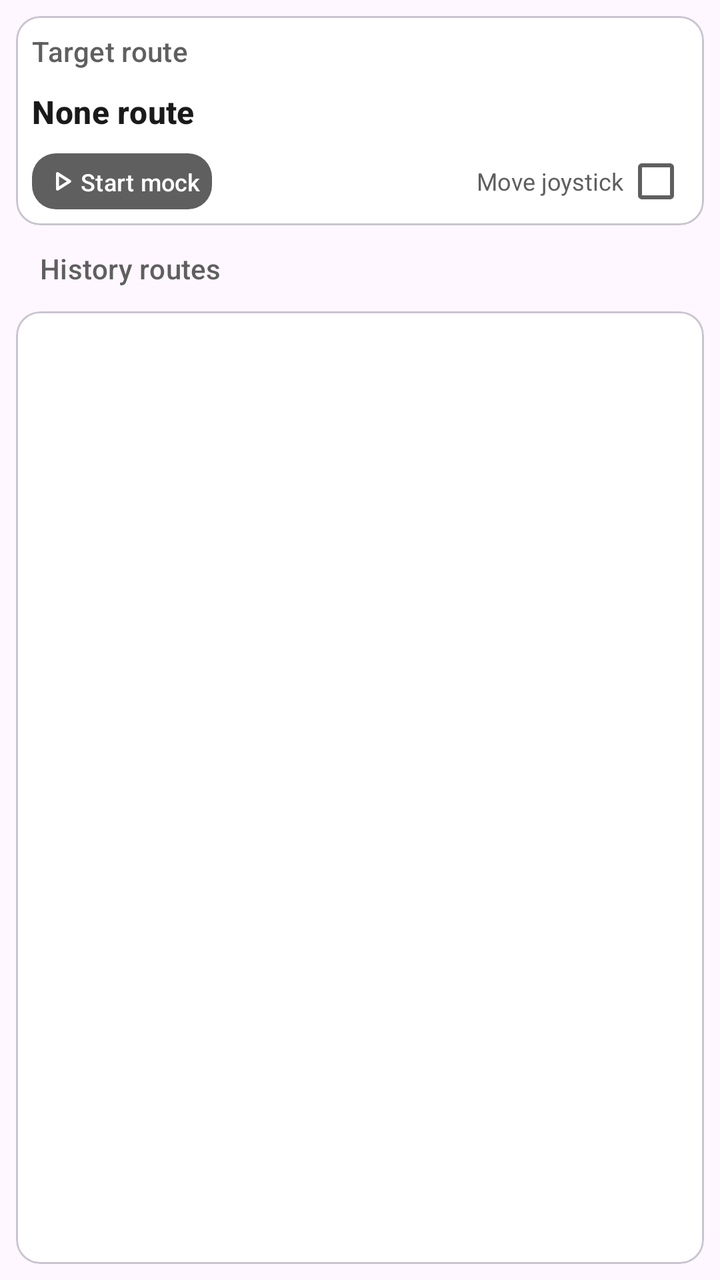
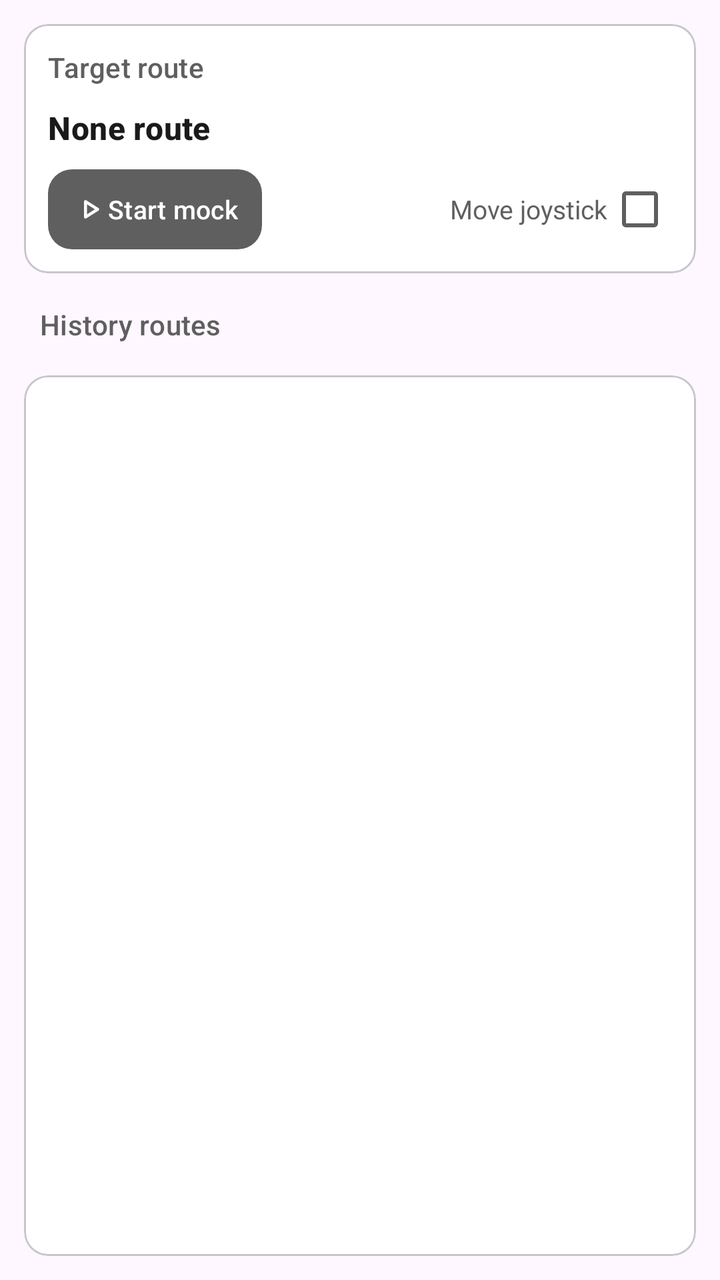

An Android layout rendered at two revisions. The XML below is the earlier revision; the diff shows what the commit changed to produce the second picture.
<!-- AndroidManifest.xml: application theme AppTheme -->
<!-- res/layout/fragment_route_mock.xml -->
<?xml version="1.0" encoding="utf-8"?>
<androidx.coordinatorlayout.widget.CoordinatorLayout xmlns:android="http://schemas.android.com/apk/res/android"
    xmlns:app="http://schemas.android.com/apk/res-auto"
    xmlns:tools="http://schemas.android.com/tools"
    android:layout_width="match_parent"
    android:layout_height="match_parent"
    tools:context=".ui.mock.MockFragment">

    <LinearLayout
        android:layout_width="match_parent"
        android:layout_height="match_parent"
        android:orientation="vertical">

        <com.google.android.material.card.MaterialCardView
            android:id="@+id/mock_location_card"
            android:layout_width="match_parent"
            android:layout_height="wrap_content"
            app:cardCornerRadius="12dp"
            android:layout_margin="8dp"
            app:cardPreventCornerOverlap="false"
            app:contentPadding="8dp">

            <LinearLayout
                android:layout_width="match_parent"
                android:layout_height="wrap_content"
                android:orientation="vertical">

                <TextView
                    android:layout_width="match_parent"
                    android:layout_height="wrap_content"
                    android:textColor="?attr/colorOnSurfaceVariant"
                    android:textAppearance="@style/TextAppearance.Material3.TitleSmall"
                    android:text="@string/target_route"/>

                <LinearLayout
                    android:layout_width="match_parent"
                    android:layout_height="wrap_content"
                    android:layout_marginTop="10dp"
                    android:layout_marginBottom="10dp"
                    android:orientation="vertical">

                    <TextView
                        android:id="@+id/mock_route_name"
                        android:layout_width="match_parent"
                        android:layout_height="wrap_content"
                        android:text="@string/none_route"
                        android:textAppearance="@style/TextAppearance.Material3.TitleMedium"
                        android:textColor="?attr/colorOnSurface"
                        android:textStyle="bold" />
                </LinearLayout>

                <LinearLayout
                    android:layout_width="match_parent"
                    android:layout_height="wrap_content"
                    android:baselineAligned="false"
                    android:orientation="horizontal">

                    <LinearLayout
                        android:layout_width="0dp"
                        android:layout_height="wrap_content"
                        android:layout_weight="1">

                        <com.google.android.material.button.MaterialButton
                            android:id="@+id/switch_mock"
                            android:layout_width="wrap_content"
                            android:layout_height="28dp"
                            android:textColor="?attr/colorOnPrimary"
                            android:text="@string/start_mock"
                            style="@style/Widget.Material3.Button"
                            android:insetRight="0dp"
                            android:insetLeft="0dp"
                            android:insetTop="0dp"
                            android:insetBottom="0dp"
                            android:textSize="12sp"
                            app:icon="@drawable/rounded_play_arrow_24"
                            app:iconGravity="textStart"
                            app:iconPadding="0dp"
                            android:padding="6dp"
                            app:iconTint="?attr/colorOnPrimary"
                            app:cornerRadius="12dp"/>

                    </LinearLayout>

                    <LinearLayout
                        android:layout_width="0dp"
                        android:layout_weight="1"
                        android:layout_height="match_parent"
                        android:gravity="end|center">

                        <CheckedTextView
                            android:id="@+id/rocker"
                            android:layout_width="wrap_content"
                            android:layout_height="wrap_content"
                            android:checkMark="?android:attr/listChoiceIndicatorMultiple"
                            android:checkMarkTint="?attr/colorOnSurfaceVariant"
                            android:checked="false"
                            android:gravity="center"
                            android:text="@string/rocker"
                            android:textColor="?attr/colorOnSurfaceVariant"
                            android:textSize="12sp" />
                    </LinearLayout>
                </LinearLayout>

            </LinearLayout>
        </com.google.android.material.card.MaterialCardView>

        <TextView
            android:id="@+id/historical_route_label"
            android:layout_width="match_parent"
            android:layout_height="wrap_content"
            android:layout_marginTop="4dp"
            android:layout_marginStart="@dimen/history_label_margin"
            android:layout_marginEnd="@dimen/history_label_margin"
            android:layout_marginBottom="4dp"
            android:textAppearance="@style/TextAppearance.Material3.TitleSmall"
            android:textColor="?attr/colorOnSurfaceVariant"
            android:text="@string/history_route"/>

        <com.google.android.material.card.MaterialCardView
            android:id="@+id/historical_route_card"
            android:layout_width="match_parent"
            android:layout_height="0dp"
            android:layout_weight="1"
            android:minHeight="160dp"
            android:layout_margin="8dp"
            app:cardCornerRadius="12dp"
            app:cardPreventCornerOverlap="false"
            app:contentPadding="8dp">

            <androidx.recyclerview.widget.RecyclerView
                android:id="@+id/historical_route_list"
                android:layout_width="match_parent"
                android:layout_height="match_parent"/>

        </com.google.android.material.card.MaterialCardView>

    </LinearLayout>

    <com.google.android.material.floatingactionbutton.FloatingActionButton
        android:id="@+id/fab_mock_location"
        android:layout_width="wrap_content"
        android:layout_height="wrap_content"
        android:layout_marginBottom="@dimen/fab_margin"
        android:layout_marginEnd="@dimen/fab_margin"
        android:contentDescription="@string/follow_location"
        app:srcCompat="@drawable/sharp_location_off_24"
        android:backgroundTint="?attr/colorPrimaryContainer"
        android:tint="?attr/colorOnPrimaryContainer"
        app:fabSize="auto"
        android:visibility="gone"
        android:layout_gravity="bottom|end"
        app:shapeAppearanceOverlay="@style/PortalFabCircularOverlay"/>


</androidx.coordinatorlayout.widget.CoordinatorLayout>
<!-- resources referenced by this layout -->
<resources>
  <dimen name="fab_margin">16dp</dimen>
  <dimen name="history_label_margin">20dp</dimen>
  <!-- drawable rounded_play_arrow_24 (drawable) -->
  <vector xmlns:android="http://schemas.android.com/apk/res/android" android:autoMirrored="true" android:height="24dp" android:tint="?attr/colorOnSurface" android:viewportHeight="960" android:viewportWidth="960" android:width="24dp">
        
      <path android:fillColor="@android:color/white" android:pathData="M320,687L320,273Q320,256 332,244.5Q344,233 360,233Q365,233 370.5,234.5Q376,236 381,239L707,446Q716,452 720.5,461Q725,470 725,480Q725,490 720.5,499Q716,508 707,514L381,721Q376,724 370.5,725.5Q365,727 360,727Q344,727 332,715.5Q320,704 320,687ZM400,480L400,480L400,480L400,480ZM400,614L610,480L400,346L400,614Z"/>
      
  </vector>
  <!-- drawable sharp_location_off_24 (drawable) -->
  <vector xmlns:android="http://schemas.android.com/apk/res/android" android:autoMirrored="true" android:height="24dp" android:tint="?attr/colorOnSurface" android:viewportHeight="24" android:viewportWidth="24" android:width="24dp">
        
      <path android:fillColor="@android:color/white" android:pathData="M3.41,2.86L2,4.27l3.18,3.18C5.07,7.95 5,8.47 5,9c0,5.25 7,13 7,13s1.67,-1.85 3.38,-4.35L18.73,21l1.41,-1.41L3.41,2.86zM12,2c-1.84,0 -3.5,0.71 -4.75,1.86l3.19,3.19c0.43,-0.34 0.97,-0.55 1.56,-0.55 1.38,0 2.5,1.12 2.5,2.5 0,0.59 -0.21,1.13 -0.56,1.56l3.55,3.55C18.37,12.36 19,10.57 19,9c0,-3.87 -3.13,-7 -7,-7z"/>
      
  </vector>
  <string name="follow_location">Follow location</string>
  <string name="history_route">History routes</string>
  <string name="none_route">None route</string>
  <string name="rocker">Move joystick</string>
  <string name="start_mock">Start mock</string>
  <string name="target_route">Target route</string>
  <style name="PortalFabCircularOverlay">
          <item name="cornerFamily">rounded</item>
          <item name="cornerSize">50%</item>
      </style>
  <style name="Portal.SearchViewStyle" parent="Widget.AppCompat.SearchView" />
  <style name="Portal.SliderTheme" parent="Widget.Material3.Slider" />
  <style name="PortalPopupMenuStyle" parent="Widget.Material3.PopupMenu">
          <item name="android:popupAnimationStyle">@style/PortalPopupAnimation</item>
      </style>
  <style name="Portal.SwitchStyle" parent="Widget.Material3.CompoundButton.Switch">
          <item name="useMaterialThemeColors">true</item>
          <item name="trackTint">@color/switch_track_tint</item>
      </style>
  <style name="PortalPopupAnimation">
          <item name="android:windowEnterAnimation">@anim/popup_in_top_end</item>
          <item name="android:windowExitAnimation">@anim/popup_out_top_end</item>
      </style>
  <!-- unchanged entries left out for length: 1 -->
</resources>

<!-- the commit's change to res/layout/fragment_route_mock.xml (unified diff, before → after) -->
@@ -15,10 +15,10 @@
             android:id="@+id/mock_location_card"
             android:layout_width="match_parent"
             android:layout_height="wrap_content"
-            app:cardCornerRadius="12dp"
-            android:layout_margin="8dp"
+            app:cardCornerRadius="@dimen/card_radius"
+            android:layout_margin="@dimen/page_gutter"
             app:cardPreventCornerOverlap="false"
-            app:contentPadding="8dp">
+            app:contentPadding="@dimen/card_padding">
 
             <LinearLayout
                 android:layout_width="match_parent"
@@ -63,7 +63,7 @@
                         <com.google.android.material.button.MaterialButton
                             android:id="@+id/switch_mock"
                             android:layout_width="wrap_content"
-                            android:layout_height="28dp"
+                            android:layout_height="40dp"
                             android:textColor="?attr/colorOnPrimary"
                             android:text="@string/start_mock"
                             style="@style/Widget.Material3.Button"
@@ -71,11 +71,12 @@
                             android:insetLeft="0dp"
                             android:insetTop="0dp"
                             android:insetBottom="0dp"
-                            android:textSize="12sp"
+                            android:textSize="13sp"
                             app:icon="@drawable/rounded_play_arrow_24"
                             app:iconGravity="textStart"
                             app:iconPadding="0dp"
-                            android:padding="6dp"
+                            android:paddingStart="12dp"
+                                android:paddingEnd="12dp"
                             app:iconTint="?attr/colorOnPrimary"
                             app:cornerRadius="12dp"/>
 
@@ -97,7 +98,7 @@
                             android:gravity="center"
                             android:text="@string/rocker"
                             android:textColor="?attr/colorOnSurfaceVariant"
-                            android:textSize="12sp" />
+                            android:textSize="13sp" />
                     </LinearLayout>
                 </LinearLayout>
 
@@ -122,10 +123,10 @@
             android:layout_height="0dp"
             android:layout_weight="1"
             android:minHeight="160dp"
-            android:layout_margin="8dp"
-            app:cardCornerRadius="12dp"
+            android:layout_margin="@dimen/page_gutter"
+            app:cardCornerRadius="@dimen/card_radius"
             app:cardPreventCornerOverlap="false"
-            app:contentPadding="8dp">
+            app:contentPadding="@dimen/card_padding">
 
             <androidx.recyclerview.widget.RecyclerView
                 android:id="@+id/historical_route_list"
<!-- resource entries referenced after the edit -->
@@ -1,7 +1,10 @@
 <!-- resources referenced by this layout -->
 <resources>
+  <dimen name="card_padding">12dp</dimen>
+  <dimen name="card_radius">12dp</dimen>
   <dimen name="fab_margin">16dp</dimen>
   <dimen name="history_label_margin">20dp</dimen>
+  <dimen name="page_gutter">12dp</dimen>
   <!-- drawable rounded_play_arrow_24 (drawable) -->
   <vector xmlns:android="http://schemas.android.com/apk/res/android" android:autoMirrored="true" android:height="24dp" android:tint="?attr/colorOnSurface" android:viewportHeight="960" android:viewportWidth="960" android:width="24dp">
         
